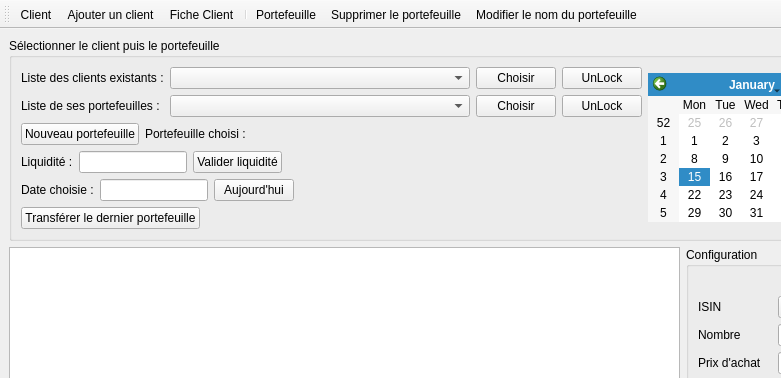
Old version of the form Gestionnaires/GestionnairePortefeuille.ui in the repository baptiste-pasquier/eurocorporate; both pictures show x 0 to 781 and y 0 to 378 of the 917 by 715 pixel window.
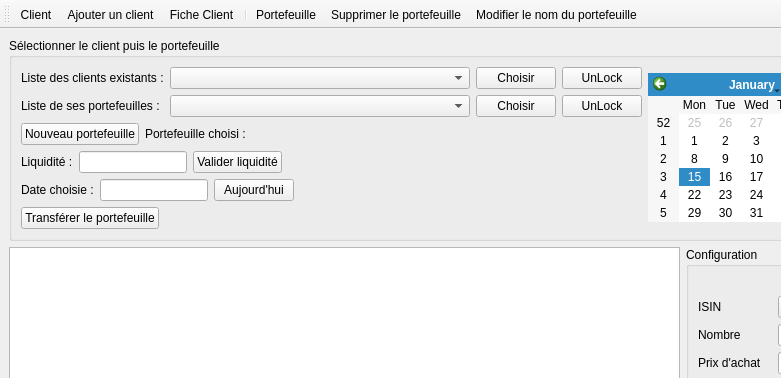
New version of the form. Icons and pictures are not drawn. Custom widgets are drawn as their Qt base class.

What changed in the file:
```diff
--- a/Gestionnaires/GestionnairePortefeuille.ui
+++ b/Gestionnaires/GestionnairePortefeuille.ui
@@ -279,17 +279,28 @@
           </layout>
          </item>
          <item>
+          <layout class="QHBoxLayout" name="horizontalLayout_8">
+           <item>
           <widget class="QPushButton" name="btn_transfert">
-           <property name="sizePolicy">
-            <sizepolicy hsizetype="Fixed" vsizetype="Fixed">
-             <horstretch>0</horstretch>
-             <verstretch>0</verstretch>
-            </sizepolicy>
-           </property>
            <property name="text">
-            <string>Transférer le dernier portefeuille</string>
-           </property>
-          </widget>
+              <string>Transférer le portefeuille</string>
+             </property>
+            </widget>
+           </item>
+           <item>
+            <spacer name="horizontalSpacer_2">
+             <property name="orientation">
+              <enum>Qt::Horizontal</enum>
+             </property>
+             <property name="sizeHint" stdset="0">
+              <size>
+               <width>40</width>
+               <height>20</height>
+              </size>
+             </property>
+            </spacer>
+           </item>
+          </layout>
          </item>
         </layout>
        </item>
```
Lines whose indentation alone changed are shown as unchanged.
